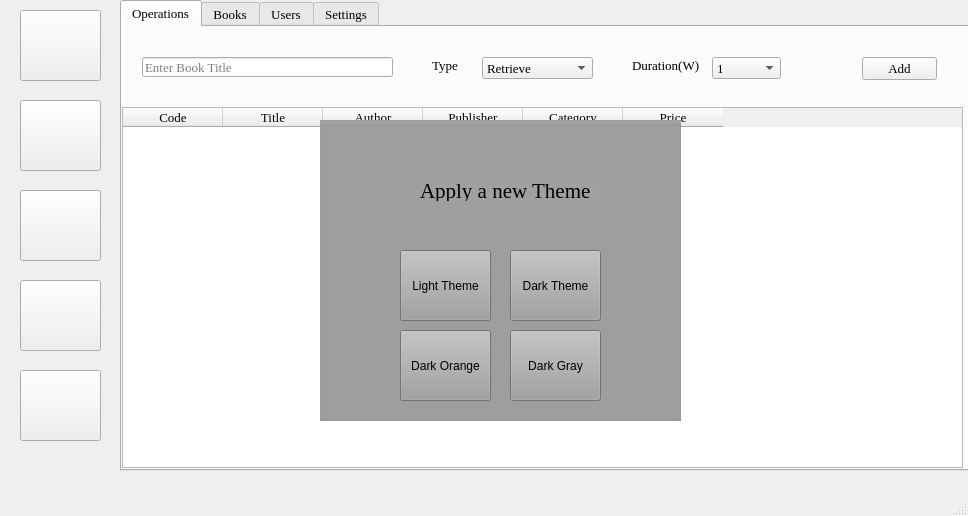
r00terAF18/Library-System, file Library System UI v2.ui: the form before one commit.
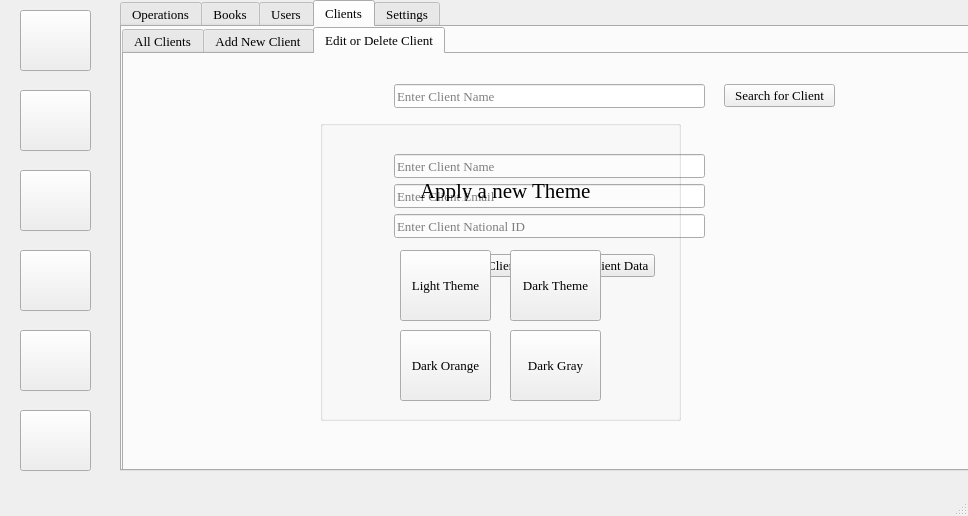
The form after the commit. The open tabs and pages were chosen to show the change. Icons and pictures are not drawn.

Commit message: added a new clients entry

Diff of the .ui file:
```diff
--- a/Library System UI v2.ui
+++ b/Library System UI v2.ui
@@ -844,6 +844,213 @@
       </widget>
      </widget>
     </widget>
+    <widget class="QWidget" name="tab_Clients">
+     <attribute name="title">
+      <string>Clients</string>
+     </attribute>
+     <widget class="QTabWidget" name="tabBooks_2">
+      <property name="geometry">
+       <rect>
+        <x>0</x>
+        <y>0</y>
+        <width>851</width>
+        <height>451</height>
+       </rect>
+      </property>
+      <property name="currentIndex">
+       <number>0</number>
+      </property>
+      <widget class="QWidget" name="tab_AllClients">
+       <attribute name="title">
+        <string>All Clients</string>
+       </attribute>
+       <widget class="QTableWidget" name="tableWidget">
+        <property name="geometry">
+         <rect>
+          <x>0</x>
+          <y>0</y>
+          <width>841</width>
+          <height>421</height>
+         </rect>
+        </property>
+        <column>
+         <property name="text">
+          <string>Client Name</string>
+         </property>
+        </column>
+        <column>
+         <property name="text">
+          <string>Email</string>
+         </property>
+        </column>
+        <column>
+         <property name="text">
+          <string>National ID</string>
+         </property>
+        </column>
+       </widget>
+      </widget>
+      <widget class="QWidget" name="tab_AddNewClient">
+       <attribute name="title">
+        <string>Add New Client</string>
+       </attribute>
+       <widget class="QLineEdit" name="txtNewClientName">
+        <property name="geometry">
+         <rect>
+          <x>270</x>
+          <y>100</y>
+          <width>311</width>
+          <height>24</height>
+         </rect>
+        </property>
+        <property name="placeholderText">
+         <string>Enter Client Name</string>
+        </property>
+       </widget>
+       <widget class="QPushButton" name="btnSaveNewClient">
+        <property name="geometry">
+         <rect>
+          <x>360</x>
+          <y>200</y>
+          <width>131</width>
+          <height>24</height>
+         </rect>
+        </property>
+        <property name="text">
+         <string>Save Client Data</string>
+        </property>
+       </widget>
+       <widget class="QLineEdit" name="txtNewClientID">
+        <property name="geometry">
+         <rect>
+          <x>270</x>
+          <y>160</y>
+          <width>311</width>
+          <height>24</height>
+         </rect>
+        </property>
+        <property name="echoMode">
+         <enum>QLineEdit::Normal</enum>
+        </property>
+        <property name="placeholderText">
+         <string>Enter Client National ID</string>
+        </property>
+       </widget>
+       <widget class="QLineEdit" name="txtNewClientEmail">
+        <property name="geometry">
+         <rect>
+          <x>270</x>
+          <y>130</y>
+          <width>311</width>
+          <height>24</height>
+         </rect>
+        </property>
+        <property name="placeholderText">
+         <string>Enter Client Email</string>
+        </property>
+       </widget>
+      </widget>
+      <widget class="QWidget" name="tab_EditDltClient">
+       <attribute name="title">
+        <string>Edit or Delete Client</string>
+       </attribute>
+       <widget class="QPushButton" name="btnSaveEditClient">
+        <property name="geometry">
+         <rect>
+          <x>430</x>
+          <y>200</y>
+          <width>101</width>
+          <height>23</height>
+         </rect>
+        </property>
+        <property name="text">
+         <string>Save Client Data</string>
+        </property>
+       </widget>
+       <widget class="QPushButton" name="btnSearchClient">
+        <property name="geometry">
+         <rect>
+          <x>600</x>
+          <y>30</y>
+          <width>111</width>
+          <height>23</height>
+         </rect>
+        </property>
+        <property name="text">
+         <string>Search for Client</string>
+        </property>
+       </widget>
+       <widget class="QPushButton" name="btnDeleteClient">
+        <property name="geometry">
+         <rect>
+          <x>310</x>
+          <y>200</y>
+          <width>101</width>
+          <height>23</height>
+         </rect>
+        </property>
+        <property name="text">
+         <string>Delete Client</string>
+        </property>
+       </widget>
+       <widget class="QLineEdit" name="txtEditClientName">
+        <property name="geometry">
+         <rect>
+          <x>270</x>
+          <y>100</y>
+          <width>311</width>
+          <height>24</height>
+         </rect>
+        </property>
+        <property name="placeholderText">
+         <string>Enter Client Name</string>
+        </property>
+       </widget>
+       <widget class="QLineEdit" name="txtEditClientEmail">
+        <property name="geometry">
+         <rect>
+          <x>270</x>
+          <y>130</y>
+          <width>311</width>
+          <height>24</height>
+         </rect>
+        </property>
+        <property name="placeholderText">
+         <string>Enter Client Email</string>
+        </property>
+       </widget>
+       <widget class="QLineEdit" name="txtEditClientID">
+        <property name="geometry">
+         <rect>
+          <x>270</x>
+          <y>160</y>
+          <width>311</width>
+          <height>24</height>
+         </rect>
+        </property>
+        <property name="echoMode">
+         <enum>QLineEdit::Normal</enum>
+        </property>
+        <property name="placeholderText">
+         <string>Enter Client National ID</string>
+        </property>
+       </widget>
+       <widget class="QLineEdit" name="txtSearchClientName">
+        <property name="geometry">
+         <rect>
+          <x>270</x>
+          <y>30</y>
+          <width>311</width>
+          <height>24</height>
+         </rect>
+        </property>
+        <property name="placeholderText">
+         <string>Enter Client Name</string>
+        </property>
+       </widget>
+      </widget>
+     </widget>
+    </widget>
     <widget class="QWidget" name="tab_4">
      <attribute name="title">
       <string>Settings</string>
@@ -1009,8 +1216,8 @@
      <rect>
       <x>20</x>
       <y>10</y>
-      <width>81</width>
-      <height>71</height>
+      <width>71</width>
+      <height>61</height>
      </rect>
     </property>
     <property name="text">
@@ -1031,9 +1238,9 @@
     <property name="geometry">
      <rect>
       <x>20</x>
-      <y>100</y>
-      <width>81</width>
-      <height>71</height>
+      <y>90</y>
+      <width>71</width>
+      <height>61</height>
      </rect>
     </property>
     <property name="text">
@@ -1054,9 +1261,9 @@
     <property name="geometry">
      <rect>
       <x>20</x>
-      <y>190</y>
-      <width>81</width>
-      <height>71</height>
+      <y>170</y>
+      <width>71</width>
+      <height>61</height>
      </rect>
     </property>
     <property name="text">
@@ -1077,9 +1284,9 @@
     <property name="geometry">
      <rect>
       <x>20</x>
-      <y>370</y>
-      <width>81</width>
-      <height>71</height>
+      <y>410</y>
+      <width>71</width>
+      <height>61</height>
      </rect>
     </property>
     <property name="text">
@@ -1100,9 +1307,9 @@
     <property name="geometry">
      <rect>
       <x>20</x>
-      <y>280</y>
-      <width>81</width>
-      <height>71</height>
+      <y>330</y>
+      <width>71</width>
+      <height>61</height>
      </rect>
     </property>
     <property name="text">
@@ -1132,7 +1339,8 @@
      </rect>
     </property>
     <property name="styleSheet">
-     <string notr="true">background-color: rgb(160, 160, 160);</string>
+     <string notr="true">
+</string>
     </property>
     <property name="title">
      <string/>
@@ -1212,6 +1420,29 @@
      </property>
     </widget>
    </widget>
+   <widget class="QPushButton" name="btnMainClients">
+    <property name="geometry">
+     <rect>
+      <x>20</x>
+      <y>250</y>
+      <width>71</width>
+      <height>61</height>
+     </rect>
+    </property>
+    <property name="text">
+     <string/>
+    </property>
+    <property name="icon">
+     <iconset resource="icons.qrc">
+      <normaloff>:/Icon/User.png</normaloff>:/Icon/User.png</iconset>
+    </property>
+    <property name="iconSize">
+     <size>
+      <width>60</width>
+      <height>60</height>
+     </size>
+    </property>
+   </widget>
   </widget>
   <widget class="QStatusBar" name="statusbar"/>
  </widget>
```
Left out of the diff: 45 changed lines with no effect on the pictures. The commit also changes 1 other file.
